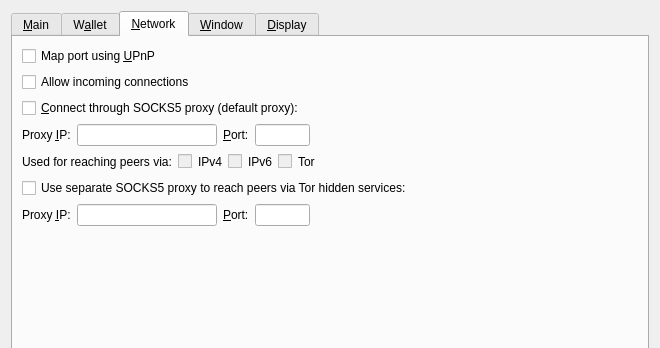
Qt form src/qt/forms/optionsdialog.ui (firoorg/firo) before a commit; both pictures show x 0 to 660 and y 0 to 348 of the 660 by 540 pixel window.
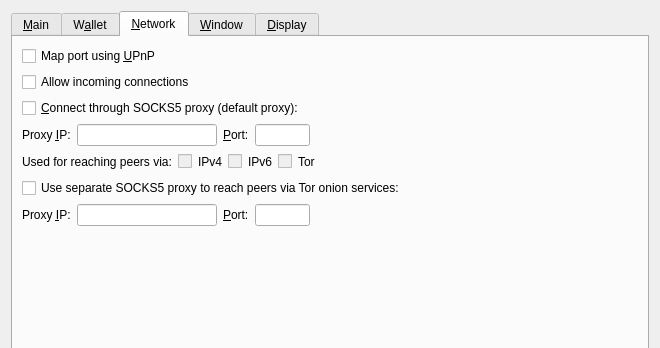
The same form after that commit. The open tabs and pages were chosen to show the change. Custom widgets are drawn as their Qt base class.

Commit message:
Replace `hidden service` with `onion service`
For a couple of years, Tor documentation has made
the term hidden service obsolete, in favor of onion
service.

This PR updates all the references in the code base.

```diff
--- a/src/qt/forms/optionsdialog.ui
+++ b/src/qt/forms/optionsdialog.ui
@@ -439,7 +439,7 @@
           <string>Connect to the Firo network through a separate SOCKS5 proxy for Tor hidden services.</string>
          </property>
          <property name="text">
-          <string>Use separate SOCKS5 proxy to reach peers via Tor hidden services:</string>
+          <string>Use separate SOCKS5 proxy to reach peers via Tor onion services:</string>
          </property>
         </widget>
        </item>
```
Left out of the diff: 2 changed lines with no effect on the pictures. The commit also changes 3 other files.
